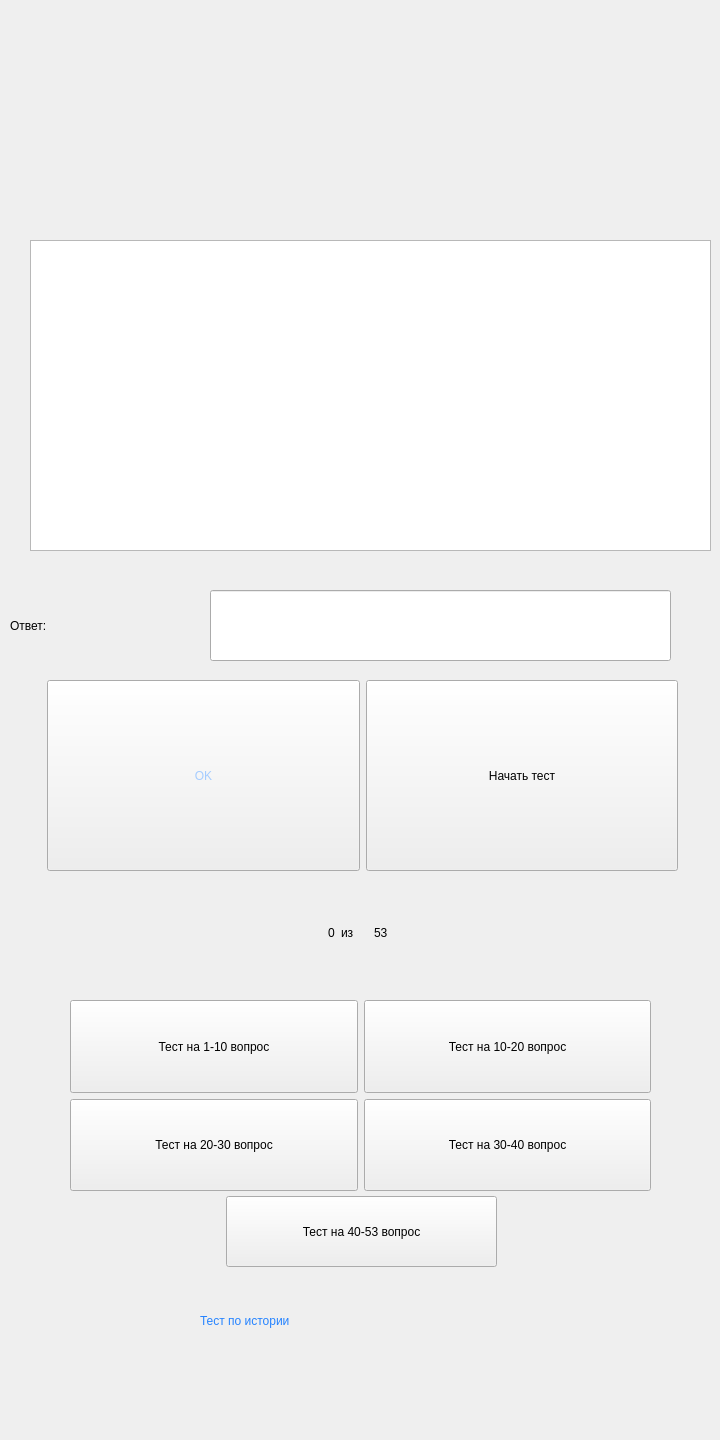
Qt form mainwindow.ui (AlmazDefourten/test_hist) before a commit.
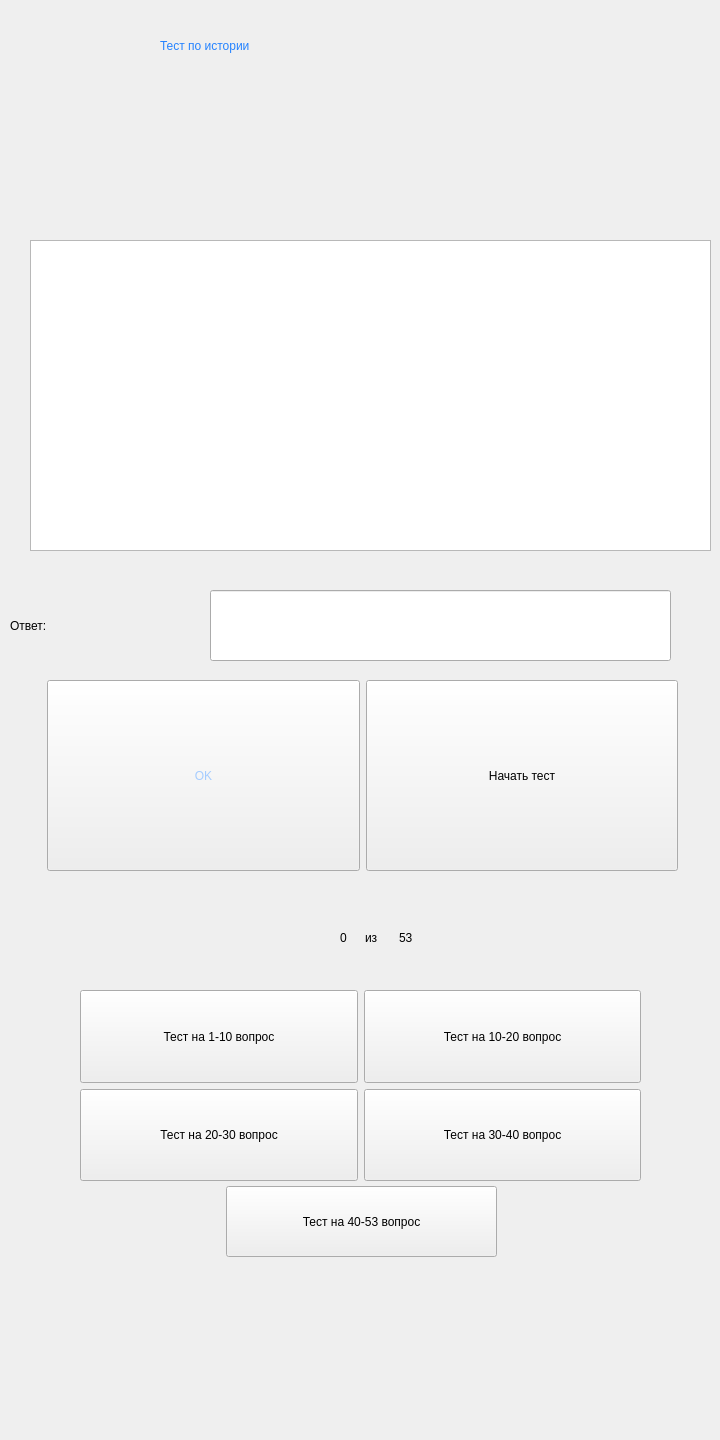
The same form after that commit.

```diff
--- a/mainwindow.ui
+++ b/mainwindow.ui
@@ -24,24 +24,6 @@
      </rect>
     </property>
    </widget>
-   <widget class="QLabel" name="dr">
-    <property name="geometry">
-     <rect>
-      <x>200</x>
-      <y>1280</y>
-      <width>611</width>
-      <height>81</height>
-     </rect>
-    </property>
-    <property name="styleSheet">
-     <string notr="true">font: 40pt &quot; Light&quot;;
-font: 63 40pt &quot;Yu Gothic UI Semibold&quot;;
-color: rgb(37, 131, 255);</string>
-    </property>
-    <property name="text">
-     <string>Тест по истории</string>
-    </property>
-   </widget>
    <widget class="QTextEdit" name="label">
     <property name="geometry">
      <rect>
@@ -72,15 +54,58 @@
     <property name="geometry">
      <rect>
       <x>226</x>
-      <y>1196</y>
+      <y>1186</y>
       <width>271</width>
       <height>71</height>
      </rect>
     </property>
+    <property name="styleSheet">
+     <string notr="true">font: 6pt &quot;MS Shell Dlg 2&quot;;</string>
+    </property>
     <property name="text">
      <string>Тест на 40-53 вопрос</string>
     </property>
    </widget>
+   <widget class="QLabel" name="label_3">
+    <property name="geometry">
+     <rect>
+      <x>460</x>
+      <y>20</y>
+      <width>191</width>
+      <height>51</height>
+     </rect>
+    </property>
+    <property name="sizePolicy">
+     <sizepolicy hsizetype="Preferred" vsizetype="Maximum">
+      <horstretch>0</horstretch>
+      <verstretch>0</verstretch>
+     </sizepolicy>
+    </property>
+    <property name="styleSheet">
+     <string notr="true">font: 12pt &quot;MS Shell Dlg 2&quot;;</string>
+    </property>
+    <property name="text">
+     <string/>
+    </property>
+   </widget>
+   <widget class="QLabel" name="dr">
+    <property name="geometry">
+     <rect>
+      <x>160</x>
+      <y>10</y>
+      <width>537</width>
+      <height>71</height>
+     </rect>
+    </property>
+    <property name="styleSheet">
+     <string notr="true">font: 40pt &quot; Light&quot;;
+font: 63 40pt &quot;Yu Gothic UI Semibold&quot;;
+color: rgb(37, 131, 255);</string>
+    </property>
+    <property name="text">
+     <string>Тест по истории</string>
+    </property>
+   </widget>
    <widget class="QWidget" name="">
     <property name="geometry">
      <rect>
@@ -132,14 +157,14 @@
       <x>80</x>
       <y>110</y>
       <width>551</width>
-      <height>51</height>
+      <height>73</height>
      </rect>
     </property>
     <layout class="QHBoxLayout" name="horizontalLayout_3">
      <item>
       <widget class="QLabel" name="plus">
        <property name="sizePolicy">
-        <sizepolicy hsizetype="Fixed" vsizetype="Preferred">
+        <sizepolicy hsizetype="Fixed" vsizetype="Maximum">
          <horstretch>0</horstretch>
          <verstretch>0</verstretch>
         </sizepolicy>
@@ -156,7 +181,7 @@
      <item>
       <widget class="QLabel" name="minus">
        <property name="sizePolicy">
-        <sizepolicy hsizetype="Maximum" vsizetype="Preferred">
+        <sizepolicy hsizetype="Maximum" vsizetype="Maximum">
          <horstretch>0</horstretch>
          <verstretch>0</verstretch>
         </sizepolicy>
@@ -175,9 +200,9 @@
    <widget class="QWidget" name="">
     <property name="geometry">
      <rect>
-      <x>70</x>
-      <y>1000</y>
-      <width>581</width>
+      <x>80</x>
+      <y>990</y>
+      <width>561</width>
       <height>191</height>
      </rect>
     </property>
@@ -192,6 +217,9 @@
            <verstretch>0</verstretch>
           </sizepolicy>
          </property>
+         <property name="styleSheet">
+          <string notr="true">font: 6pt &quot;MS Shell Dlg 2&quot;;</string>
+         </property>
          <property name="text">
           <string>Тест на 1-10 вопрос</string>
          </property>
@@ -205,6 +233,9 @@
            <verstretch>0</verstretch>
           </sizepolicy>
          </property>
+         <property name="styleSheet">
+          <string notr="true">font: 6pt &quot;MS Shell Dlg 2&quot;;</string>
+         </property>
          <property name="text">
           <string>Тест на 10-20 вопрос</string>
          </property>
@@ -222,6 +253,9 @@
            <verstretch>0</verstretch>
           </sizepolicy>
          </property>
+         <property name="styleSheet">
+          <string notr="true">font: 6pt &quot;MS Shell Dlg 2&quot;;</string>
+         </property>
          <property name="text">
           <string>Тест на 20-30 вопрос</string>
          </property>
@@ -235,6 +269,9 @@
            <verstretch>0</verstretch>
           </sizepolicy>
          </property>
+         <property name="styleSheet">
+          <string notr="true">font: 6pt &quot;MS Shell Dlg 2&quot;;</string>
+         </property>
          <property name="text">
           <string>Тест на 30-40 вопрос</string>
          </property>
@@ -249,15 +286,15 @@
      <rect>
       <x>328</x>
       <y>920</y>
-      <width>72</width>
-      <height>25</height>
+      <width>99</width>
+      <height>36</height>
      </rect>
     </property>
     <layout class="QHBoxLayout" name="horizontalLayout_2">
      <item>
       <widget class="QLabel" name="ver">
        <property name="sizePolicy">
-        <sizepolicy hsizetype="Fixed" vsizetype="Preferred">
+        <sizepolicy hsizetype="Maximum" vsizetype="Maximum">
          <horstretch>0</horstretch>
          <verstretch>0</verstretch>
         </sizepolicy>
@@ -272,6 +309,12 @@
      </item>
      <item>
       <widget class="QLabel" name="nev">
+       <property name="sizePolicy">
+        <sizepolicy hsizetype="Maximum" vsizetype="Maximum">
+         <horstretch>0</horstretch>
+         <verstretch>0</verstretch>
+        </sizepolicy>
+       </property>
        <property name="styleSheet">
         <string notr="true">font: 14pt &quot;MS Shell Dlg 2&quot;;</string>
        </property>
@@ -282,6 +325,12 @@
      </item>
      <item>
       <widget class="QLabel" name="itogo">
+       <property name="sizePolicy">
+        <sizepolicy hsizetype="Maximum" vsizetype="Maximum">
+         <horstretch>0</horstretch>
+         <verstretch>0</verstretch>
+        </sizepolicy>
+       </property>
        <property name="styleSheet">
         <string notr="true">font: 14pt &quot;MS Shell Dlg 2&quot;;</string>
        </property>
```
Left out of the diff: 8 changed lines with no effect on the pictures.
